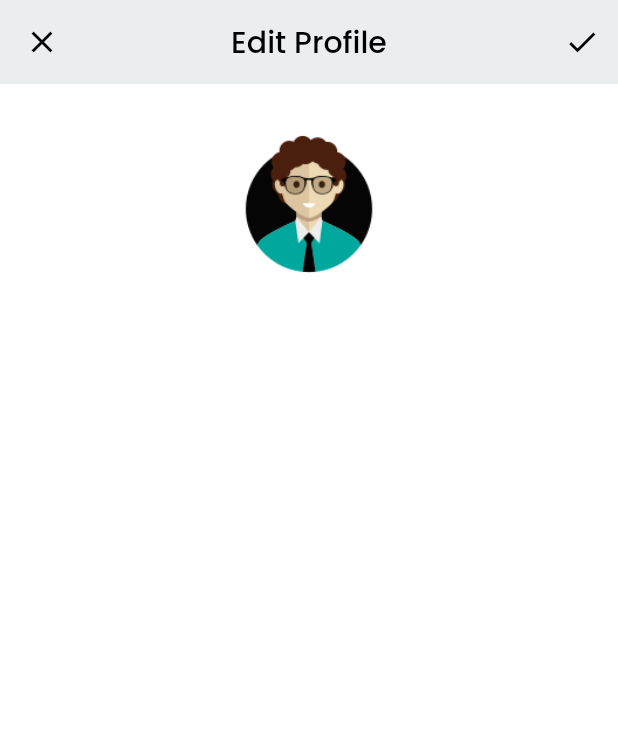
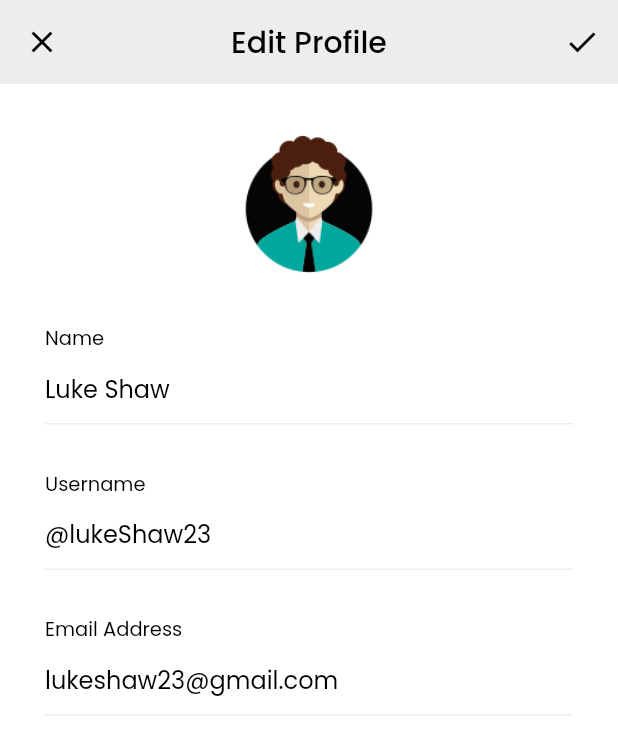
Before and after one commit to jesronmarudut/Sepatu.jss, a Flutter app: the EditProfilePage screen opened by its route, on a phone screen of 412 x 824 dp. Shown: the top 754 px of the screen. Run offline on Flutter 3.47's test engine with Material 2 defaults, Android fonts, the phone set to English and light mode, and no system bars; our stand-ins replace google_fonts.

Commit message:
Tambah Textbox Edit Profile

```diff
--- a/lib/pages/edit_profile_page.dart
+++ b/lib/pages/edit_profile_page.dart
@@ -9,7 +9,9 @@ class EditProfilePage extends StatelessWidget {
         leading: IconButton(
           color: warna2,
           icon: Icon(Icons.close),
-          onPressed: () {},
+          onPressed: () {
+            Navigator.pop(context);
+          },
         ),
         backgroundColor: warna4,
         elevation: 0,
@@ -28,6 +30,31 @@ class EditProfilePage extends StatelessWidget {
       return Container(
         margin: EdgeInsets.only(top: 30),
         child: Column(
+          crossAxisAlignment: CrossAxisAlignment.start,
+          children: [
+            Text(
+              'Name',
+              style: primaryTextStyle.copyWith(fontSize: 13),
+            ),
+            TextFormField(
+              decoration: InputDecoration(
+                hintText: 'Luke Shaw',
+                hintStyle: primaryTextStyle,
+                enabledBorder: UnderlineInputBorder(
+                  borderSide: BorderSide(color: warna4),
+                ),
+              ),
+            ),
+          ],
+        ),
+      );
+    }
+
+    Widget usernameInput() {
+      return Container(
+        margin: EdgeInsets.only(top: 30),
+        child: Column(
+          crossAxisAlignment: CrossAxisAlignment.start,
           children: [
             Text(
               'Username',
@@ -35,7 +62,31 @@ class EditProfilePage extends StatelessWidget {
             ),
             TextFormField(
               decoration: InputDecoration(
-                hintText: 'Alex Keinnzal',
+                hintText: '@lukeShaw23',
+                hintStyle: primaryTextStyle,
+                enabledBorder: UnderlineInputBorder(
+                  borderSide: BorderSide(color: warna4),
+                ),
+              ),
+            ),
+          ],
+        ),
+      );
+    }
+
+    Widget emailInput() {
+      return Container(
+        margin: EdgeInsets.only(top: 30),
+        child: Column(
+          crossAxisAlignment: CrossAxisAlignment.start,
+          children: [
+            Text(
+              'Email Address',
+              style: primaryTextStyle.copyWith(fontSize: 13),
+            ),
+            TextFormField(
+              decoration: InputDecoration(
+                hintText: 'lukeshaw23@gmail.com',
                 hintStyle: primaryTextStyle,
                 enabledBorder: UnderlineInputBorder(
                   borderSide: BorderSide(color: warna4),
@@ -65,6 +116,9 @@ class EditProfilePage extends StatelessWidget {
                 ),
               ),
             ),
+            nameInput(),
+            usernameInput(),
+            emailInput(),
           ],
         ),
       );
@@ -74,6 +128,7 @@ class EditProfilePage extends StatelessWidget {
       backgroundColor: warna1,
       appBar: header(),
       body: content(),
+      resizeToAvoidBottomInset: false,
     );
   }
 }
```
Also changed, not shown: 1 other file.
